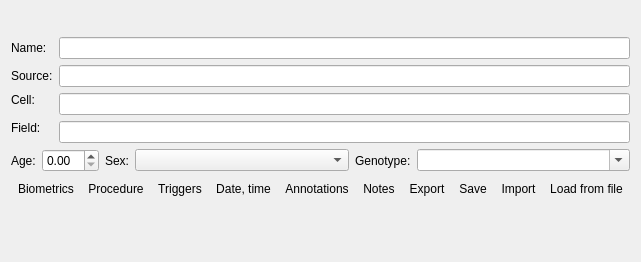
Old version of the form src/scipyen/gui/widgets/metadatawidget.ui in the repository ctigaret/scipyen.
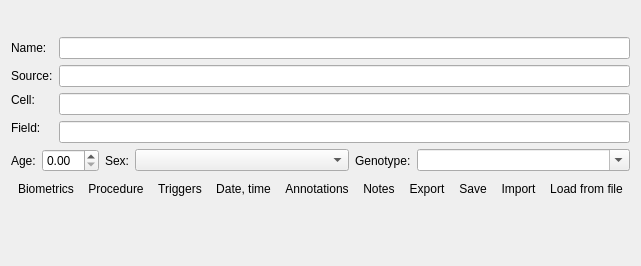
New version of the form. Icons and pictures are not drawn. Custom widgets are drawn as their Qt base class.

```diff
--- a/src/scipyen/gui/widgets/metadatawidget.ui
+++ b/src/scipyen/gui/widgets/metadatawidget.ui
@@ -6,8 +6,8 @@
    <rect>
     <x>0</x>
     <y>0</y>
-    <width>517</width>
-    <height>262</height>
+    <width>530</width>
+    <height>266</height>
    </rect>
   </property>
   <property name="windowTitle">
```
Left out of the diff: 6 changed lines with no effect on the pictures.
